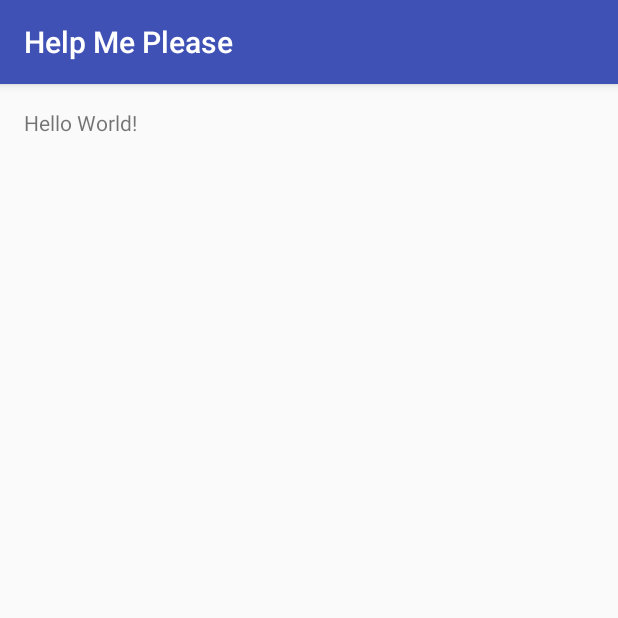
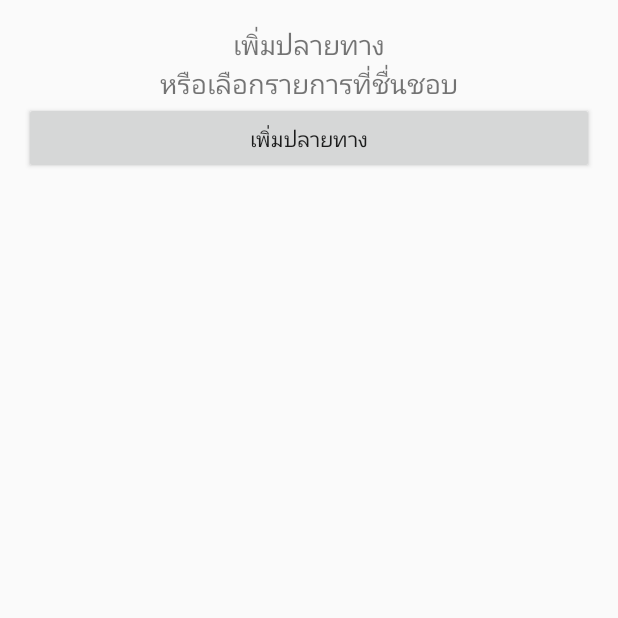
Before and after one commit to mananyachan/Help-Me-Please, an Android app: the screen it shows after launch (MainActivity), on a phone screen of 412 x 824 dp, the top half of it. Run offline under Robolectric (Android 15) with nearby library versions, the phone set to English and light mode, and no system bars.

Commit message:
Design UI Main Finish

```diff
--- a/app/src/main/res/layout/activity_main.xml
+++ b/app/src/main/res/layout/activity_main.xml
@@ -10,8 +10,38 @@
     android:paddingTop="@dimen/activity_vertical_margin"
     tools:context="bu.chanhom.mananya.helpmeplease.MainActivity">
 
-    <TextView
-        android:layout_width="wrap_content"
+    <LinearLayout
+        android:orientation="vertical"
+        android:layout_width="match_parent"
         android:layout_height="wrap_content"
-        android:text="Hello World!" />
+        android:gravity="center_horizontal"
+        android:id="@+id/linTopMain">
+
+        <TextView
+            android:text="@string/titleMain"
+            android:layout_width="wrap_content"
+            android:layout_height="wrap_content"
+            android:id="@+id/textView2"
+            android:textSize="18sp" />
+
+        <TextView
+            android:text="@string/titleMain2"
+            android:layout_width="wrap_content"
+            android:layout_height="wrap_content"
+            android:id="@+id/textView3"
+            android:textSize="18sp" />
+
+        <Button
+            android:text="@string/titleMain"
+            android:layout_width="match_parent"
+            android:layout_height="wrap_content"
+            android:id="@+id/button" />
+    </LinearLayout>
+
+    <ListView
+        android:layout_width="match_parent"
+        android:layout_height="match_parent"
+        android:layout_below="@id/linTopMain"
+        android:layout_marginTop="20dp"
+        android:id="@+id/livFavorite" />
 </RelativeLayout>
--- a/app/src/main/res/values/strings.xml
+++ b/app/src/main/res/values/strings.xml
@@ -1,3 +1,8 @@
 <resources>
     <string name="app_name">Help Me Please</string>
+
+    <string name="titleMain">เพิ่มปลายทาง</string>
+    <string name="titleMain2">หรือเลือกรายการที่ชื่นชอบ</string>
+
+
 </resources>
--- a/app/src/main/res/values/styles.xml
+++ b/app/src/main/res/values/styles.xml
@@ -1,7 +1,7 @@
 <resources>
 
     <!-- Base application theme. -->
-    <style name="AppTheme" parent="Theme.AppCompat.Light.DarkActionBar">
+    <style name="AppTheme" parent="Theme.AppCompat.Light.NoActionBar">
         <!-- Customize your theme here. -->
         <item name="colorPrimary">@color/colorPrimary</item>
         <item name="colorPrimaryDark">@color/colorPrimaryDark</item>
```
